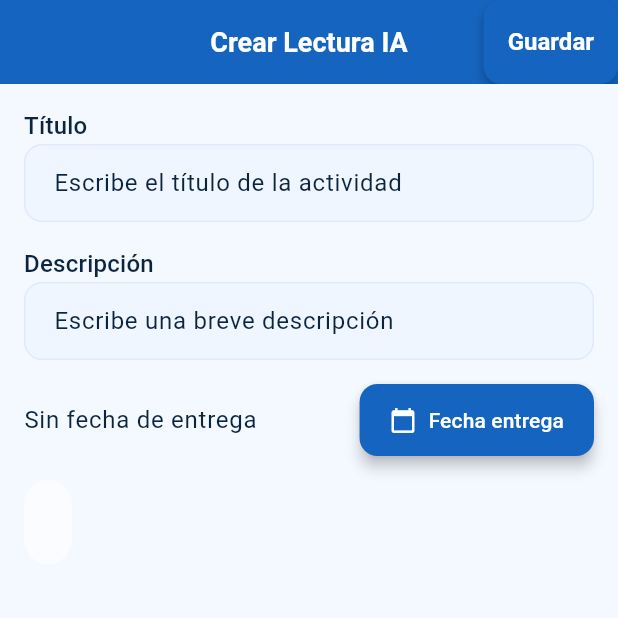
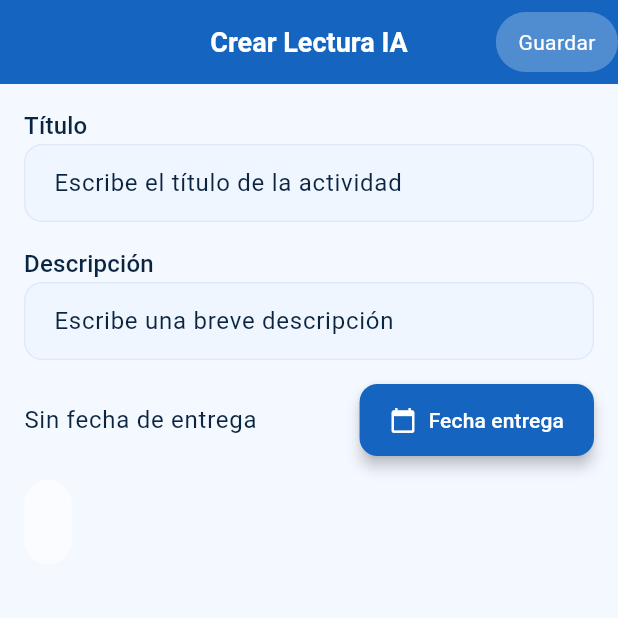
Before and after one commit to areascript22/read-mind, a Flutter app: the CreateAiReadingPage screen opened directly with empty values, on a phone screen of 412 x 824 dp, the top half of it. Run offline on Flutter 3.47's test engine with Material 3 defaults, Android fonts, the phone set to English and light mode, and no system bars; our stand-ins replace badges, bloc, equatable, firebase_core, firebase_messaging, fl_chart and 19 more; accounts and stored records are empty; network calls fail.

Commit message:
refactor: Loader indicators updated on update activity pages, auth wrapper and generate and create ai reading activity

```diff
--- a/lib/features/auth/presentation/pages/auth_wrapper.dart
+++ b/lib/features/auth/presentation/pages/auth_wrapper.dart
@@ -110,7 +110,7 @@ class _AuthWrapperState extends State<AuthWrapper> {
             },
           ),
         ],
-        child: Center(child: LoaderIndicator()),
+        child: Center(child: LoaderIndicator(spinnerSize: 100)),
       ),
     );
   }
--- a/lib/features/home/children/courses/children/course_content/presentation/pages/create_ai_reading_page.dart
+++ b/lib/features/home/children/courses/children/course_content/presentation/pages/create_ai_reading_page.dart
@@ -1,6 +1,7 @@
 import 'package:client_app/core/common/utils/toast_util.dart';
 import 'package:client_app/core/common/widget/custom_button.dart';
 import 'package:client_app/features/home/children/courses/children/course_content/domain/entities/paragraph_metadata.dart';
+import 'package:client_app/features/home/children/courses/presentation/widgets/buttons/create_button.dart';
 import 'package:client_app/shared/widgets/loader_indicator.dart';
 import 'package:flutter/material.dart';
 import 'package:flutter/services.dart';
@@ -102,15 +103,19 @@ class _CreateAiReadingPageState extends State<CreateAiReadingPage> {
               final isLoading =
                   state is CourseContentLoading &&
                   state.actions == CCActions.createAiReading;
-              return CustomButton(
+              return CreateButton(
                 onTap: isLoading ? () {} : () => _saveAiReading(),
                 child:
                     isLoading
-                        ? LoaderIndicator(
-                          spinnerSize: 20,
-                          spinnerColor: Colors.blueAccent,
+                        ? SizedBox(
+                          height: 20,
+                          width: 20,
+                          child: CircularProgressIndicator(color: Colors.white),
                         )
-                        : const Text("Guardar"),
+                        : const Text(
+                          "Guardar",
+                          style: TextStyle(color: Colors.white),
+                        ),
               );
             },
             listener: (context, state) {
```
Also changed, not shown: lib/features/home/children/courses/children/course_content/presentation/pages/generate_paragraph.dart (+11 -5 lines).
